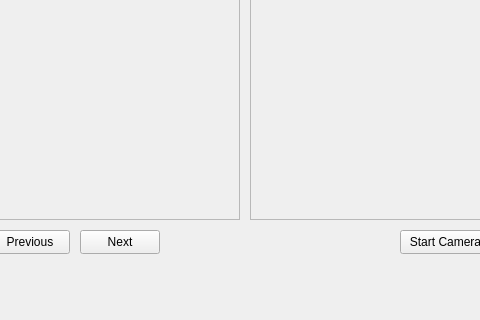
Qt form Form/mainwindow.ui (grkmkcgl/bitirmeProjesi2023) before a commit; both pictures show x 320 to 800 and y 400 to 720 of the 1280 by 720 pixel window.
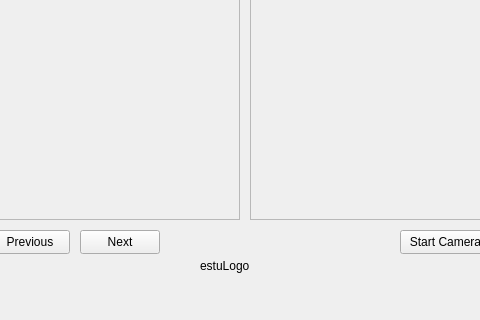
The same form after that commit. Icons and pictures are not drawn.

Commit message: added logo, changed mainwindow

What changed in the file:
```diff
--- a/Form/mainwindow.ui
+++ b/Form/mainwindow.ui
@@ -606,6 +606,19 @@
      <string>tubitakLogo</string>
     </property>
    </widget>
+   <widget class="QLabel" name="estuLogoLabel">
+    <property name="geometry">
+     <rect>
+      <x>520</x>
+      <y>630</y>
+      <width>81</width>
+      <height>71</height>
+     </rect>
+    </property>
+    <property name="text">
+     <string>estuLogo</string>
+    </property>
+   </widget>
   </widget>
   <widget class="QStatusBar" name="statusbar"/>
  </widget>
```
The commit also changes 5 other files.
